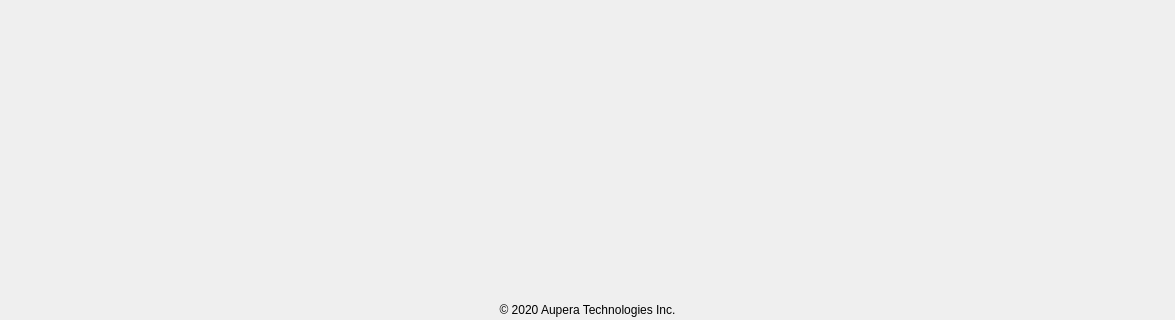
Before: the Qt Designer form app/ui/HomeLayoutUI.ui in Meydan-ZHOU/smileSystem, drawn with Qt 5; both pictures show x 0 to 1175 and y 455 to 775 of the 1175 by 775 pixel window.
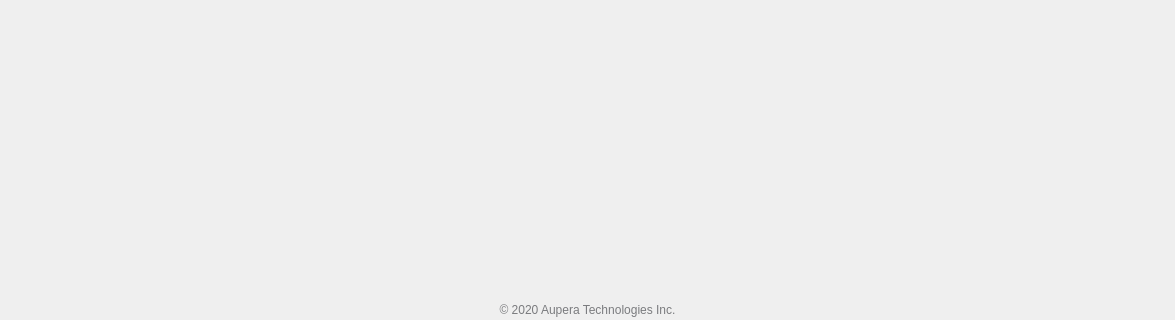
After: the same form once the commit is applied.

```diff
--- a/app/ui/HomeLayoutUI.ui
+++ b/app/ui/HomeLayoutUI.ui
@@ -118,6 +118,10 @@
           <property name="acceptDrops">
            <bool>true</bool>
           </property>
+          <property name="styleSheet">
+           <string notr="true">font-size:12px;
+color:#7a7b7e;</string>
+          </property>
           <property name="lineWidth">
            <number>0</number>
           </property>
```
